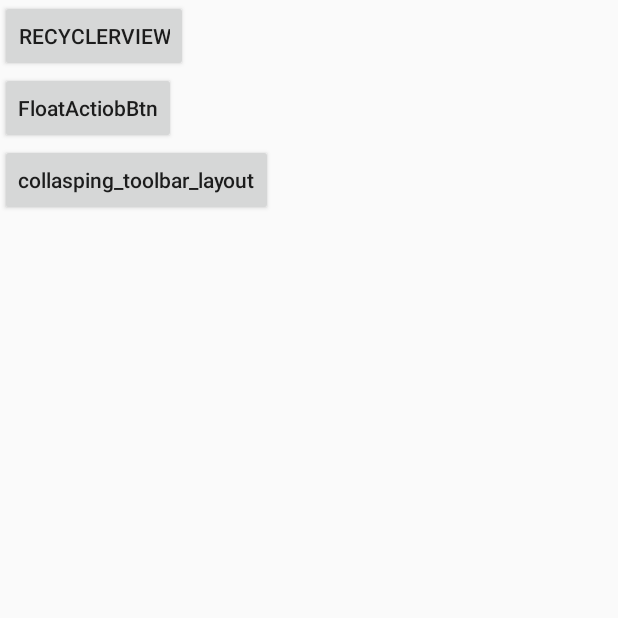
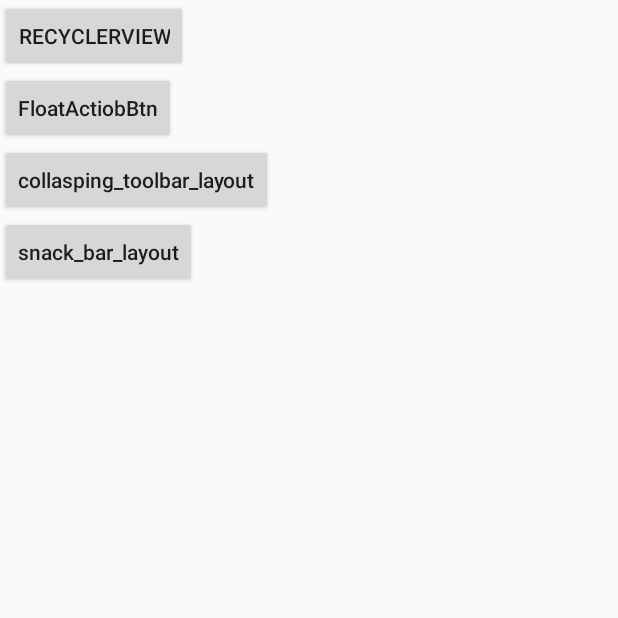
Before and after one commit to yangshaopeng/MaterialDesign, an Android app: the screen it shows after launch (MdMainActivity), on a phone screen of 412 x 824 dp, the top half of it. Run offline under Robolectric (Android 15) with nearby library versions, the phone set to English and light mode, and no system bars; our stand-ins replace Dagger/Hilt's generated code; libraries missing offline, so code that uses them is left out: retrofit2.adapter.rxjava.

Commit message:
collapsing toolbar layout

```diff
--- a/app/src/main/AndroidManifest.xml
+++ b/app/src/main/AndroidManifest.xml
@@ -26,7 +26,8 @@
         <activity android:name=".md.Translucent" />
         <activity android:name=".md.RecyclerViewActivity" />
         <activity android:name=".md.FabActivity" />
-        <activity android:name=".md.CollapsingToolBarLayoutActivity"></activity>
+        <activity android:name=".md.CollapsingToolBarLayoutActivity" />
+        <activity android:name=".md.SnackBarActivity"></activity>
     </application>
 
 </manifest>
--- a/app/src/main/java/com/hhmt/materialdesign/md/MdMainActivity.java
+++ b/app/src/main/java/com/hhmt/materialdesign/md/MdMainActivity.java
@@ -13,6 +13,7 @@ public class MdMainActivity extends AppCompatActivity implements View.OnClickLis
     private Button recyclerBtn;
     private Button floatingActionButton;
     private Button collaspingBtn;
+    private Button snackBarBtn;
 
     @Override
     protected void onCreate(Bundle savedInstanceState) {
@@ -23,10 +24,12 @@ public class MdMainActivity extends AppCompatActivity implements View.OnClickLis
         recyclerBtn = (Button) findViewById(R.id.recycler_view);
         floatingActionButton = (Button) findViewById(R.id.float_btn);
         collaspingBtn = (Button) findViewById(R.id.collasping_toolbar_layout);
+        snackBarBtn = (Button) findViewById(R.id.snack_bar);
 
         recyclerBtn.setOnClickListener(this);
         floatingActionButton.setOnClickListener(this);
         collaspingBtn.setOnClickListener(this);
+        snackBarBtn.setOnClickListener(this);
     }
 
     @Override
@@ -39,8 +42,11 @@ public class MdMainActivity extends AppCompatActivity implements View.OnClickLis
             case R.id.float_btn:
                 startActivity(new Intent(this, FabActivity.class));
                 break;
-                case R.id.collasping_toolbar_layout:
+            case R.id.collasping_toolbar_layout:
                 startActivity(new Intent(this, CollapsingToolBarLayoutActivity.class));
+                break;
+            case R.id.snack_bar:
+                startActivity(new Intent(this, SnackBarActivity.class));
                 break;
             default:
                 break;
--- a/app/src/main/res/layout/activity_md_main.xml
+++ b/app/src/main/res/layout/activity_md_main.xml
@@ -27,5 +27,13 @@
         android:layout_width="wrap_content"
         android:layout_height="wrap_content" />
 
+    <Button
+        android:id="@+id/snack_bar"
+        android:fitsSystemWindows="true"
+        android:textAllCaps="false"
+        android:text="snack_bar_layout"
+        android:layout_width="wrap_content"
+        android:layout_height="wrap_content" />
+
 
 </LinearLayout>
```
Also changed, not shown: app/src/main/java/com/hhmt/materialdesign/md/SnackBarActivity.java (added, +48 -0 lines), app/src/main/res/layout/activity_snack_bar.xml (added, +16 -0 lines).
